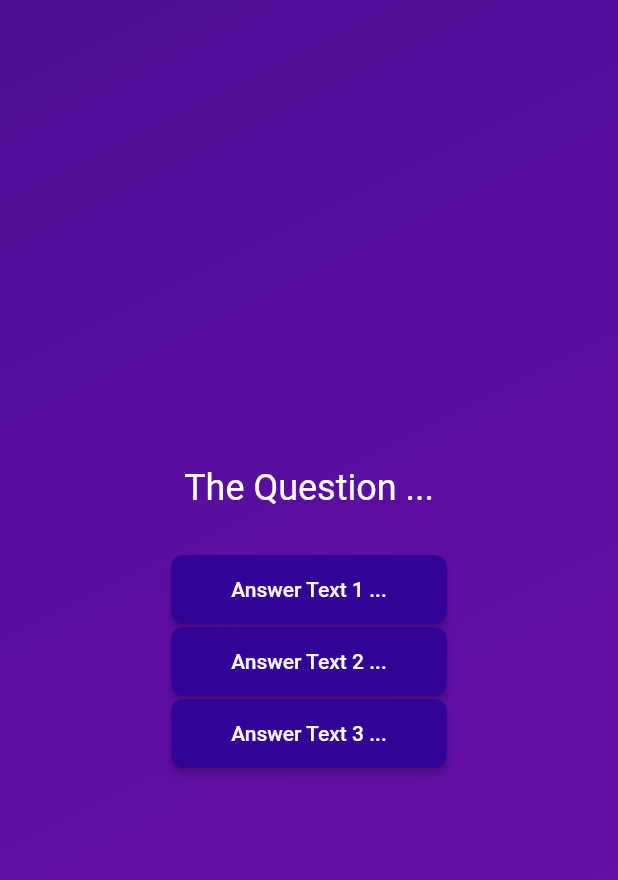
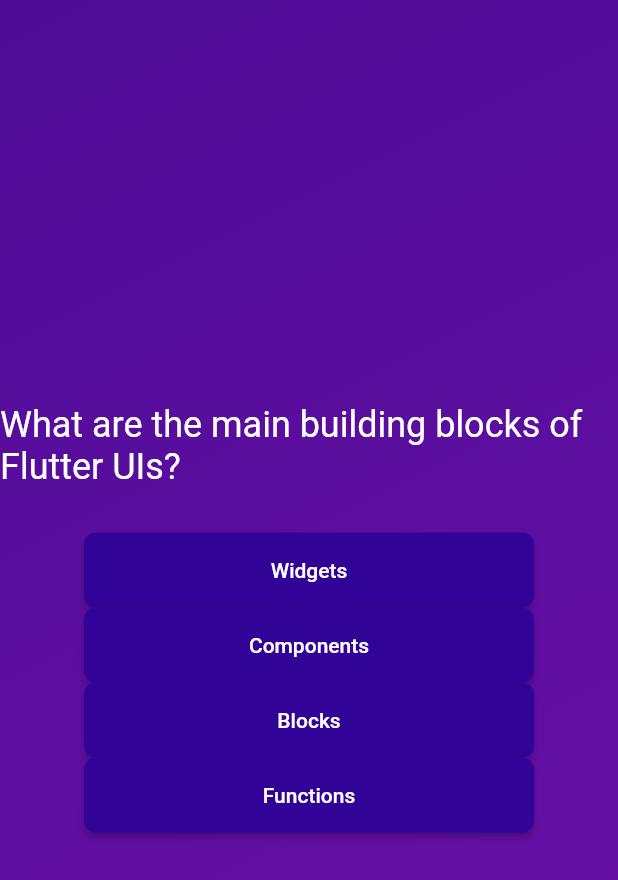
Before and after one commit to tharuAnish/Flutter-Quiz, a Flutter app: the screen it shows after launch, after a tap on "Start Quiz", on a phone screen of 412 x 824 dp. Shown: the top 880 px of the screen. Run offline on Flutter 3.47's test engine with Material 2 defaults, Android fonts, the phone set to English and light mode, and no system bars.

Commit message:
accessing list elements and mapping list

```diff
--- a/lib/answer_button.dart
+++ b/lib/answer_button.dart
@@ -18,6 +18,7 @@ class AnswerButton extends StatelessWidget {
             padding: const EdgeInsets.symmetric(vertical: 15, horizontal: 40),
             backgroundColor: const Color.fromARGB(255, 50, 3, 151),
             foregroundColor: Colors.white,
+            minimumSize: const Size(300, 50),
             shape: RoundedRectangleBorder(
               borderRadius: BorderRadius.circular(8),
             )),
--- a/lib/questions_screen.dart
+++ b/lib/questions_screen.dart
@@ -1,5 +1,6 @@
 import 'package:flutter/material.dart';
 import 'package:quiz/answer_button.dart';
+import 'package:quiz/data/questions.dart';
 
 class QuestionsScreen extends StatefulWidget {
   const QuestionsScreen({super.key});
@@ -13,28 +14,24 @@ class QuestionsScreen extends StatefulWidget {
 class _QuestionsScreenState extends State<QuestionsScreen> {
   @override
   Widget build(context) {
+    final currentQuestion = questions[0];
+
     return SizedBox(
       width: double.infinity,
       child: Column(
         mainAxisAlignment: MainAxisAlignment.center,
         children: [
-          const Text(
-            'The Question ...',
-            style: TextStyle(fontSize: 24, color: Colors.white),
+          Text(
+            currentQuestion.text,
+            style: const TextStyle(fontSize: 24, color: Colors.white),
           ),
           const SizedBox(height: 30),
-          AnswerButton(
-            onTap: () {},
-            answerText: 'Answer Text 1 ...',
-          ),
-          AnswerButton(
-            onTap: () {},
-            answerText: 'Answer Text 2 ...',
-          ),
-          AnswerButton(
-            onTap: () {},
-            answerText: 'Answer Text 3 ...',
-          ),
+          ...currentQuestion.answers.map((answer) {
+            return AnswerButton(
+              onTap: () {},
+              answerText: answer,
+            );
+          })
         ],
       ),
     );
```
